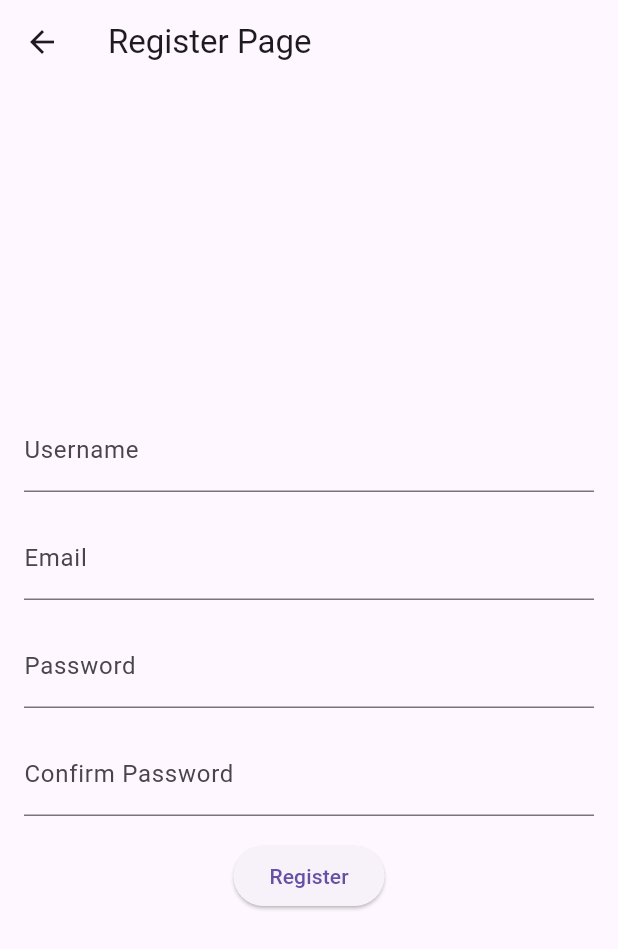
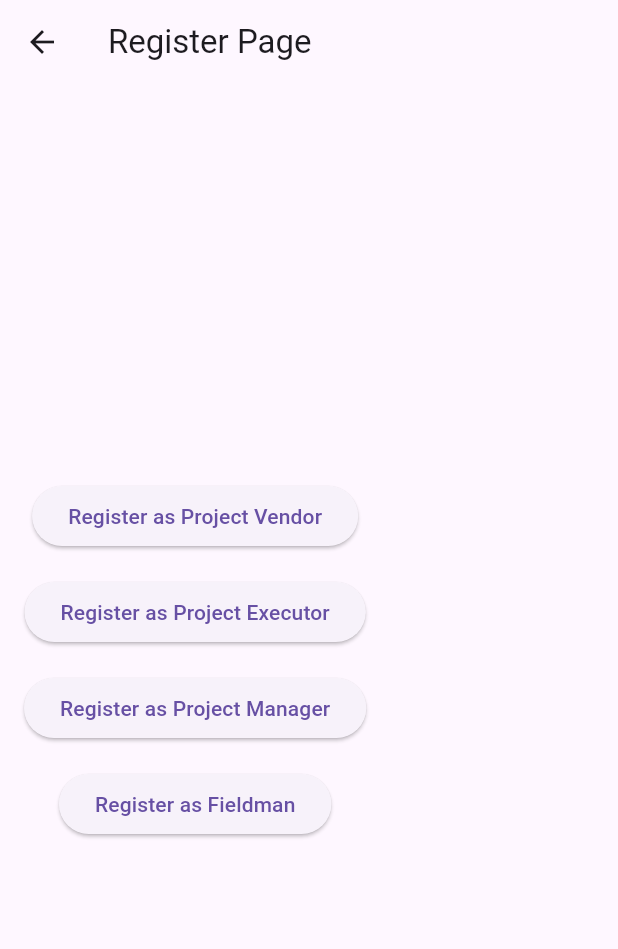
Before and after one commit to NgenoMark/IndraMapVendor, a Flutter app: the RegisterPage screen opened directly, on a phone screen of 412 x 824 dp. Shown: the top 949 px of the screen. Run offline on Flutter 3.47's test engine with Material 3 defaults, Android fonts, the phone set to English and light mode, and no system bars.

Commit message:
Modified the register page to allow registartion based on users

```diff
--- a/frontend/lib/pages/register_page.dart
+++ b/frontend/lib/pages/register_page.dart
@@ -1,75 +1,59 @@
 import 'package:flutter/material.dart';
-import 'login_page.dart';
+import 'project_vendor_register_page.dart';  // Import the registration pages for each user type
+import 'project_executor_register_page.dart';
+import 'project_manager_register_page.dart';
+import 'fieldman_register_page.dart';
 
-class RegisterPage extends StatefulWidget {
-  @override
-  _RegisterPageState createState() => _RegisterPageState();
-}
-
-class _RegisterPageState extends State<RegisterPage> {
-  final _formKey = GlobalKey<FormState>();
-  final TextEditingController _usernameController = TextEditingController();
-  final TextEditingController _emailController = TextEditingController();
-  final TextEditingController _passwordController = TextEditingController();
-  final TextEditingController _confirmPasswordController = TextEditingController();
-
-  void _register() {
-    if (_formKey.currentState?.validate() ?? false) {
-      ScaffoldMessenger.of(context).showSnackBar(SnackBar(content: Text('Registration successful')));
-      Navigator.pushReplacement(
-        context,
-        MaterialPageRoute(builder: (context) => LoginPage()),
-      );
-    }
-  }
-
+class RegisterPage extends StatelessWidget {
   @override
   Widget build(BuildContext context) {
     return Scaffold(
       appBar: AppBar(title: Text('Register Page')),
       body: Padding(
         padding: const EdgeInsets.all(16.0),
-        child: Form(
-          key: _formKey,
         child: Column(
           mainAxisAlignment: MainAxisAlignment.center,
           children: <Widget>[
-              TextFormField(
-                controller: _usernameController,
-                decoration: InputDecoration(labelText: 'Username'),
-                validator: (value) => value!.isEmpty ? 'Please enter a username' : null,
-              ),
-              SizedBox(height: 16),
-              TextFormField(
-                controller: _emailController,
-                decoration: InputDecoration(labelText: 'Email'),
-                validator: (value) => value!.isEmpty ? 'Please enter an email' : null,
-              ),
-              SizedBox(height: 16),
-              TextFormField(
-                controller: _passwordController,
-                obscureText: true,
-                decoration: InputDecoration(labelText: 'Password'),
-                validator: (value) => value!.isEmpty ? 'Please enter a password' : null,
-              ),
-              SizedBox(height: 16),
-              TextFormField(
-                controller: _confirmPasswordController,
-                obscureText: true,
-                decoration: InputDecoration(labelText: 'Confirm Password'),
-                validator: (value) {
-                  if (value!.isEmpty) return 'Please confirm your password';
-                  if (value != _passwordController.text) return 'Passwords do not match';
-                  return null;
+            ElevatedButton(
+              onPressed: () {
+                Navigator.push(
+                  context,
+                  MaterialPageRoute(builder: (context) => ProjectVendorRegisterPage()),
+                );
               },
+              child: Text('Register as Project Vendor'),
             ),
             SizedBox(height: 16),
             ElevatedButton(
-                onPressed: _register,
-                child: Text('Register'),
+              onPressed: () {
+                Navigator.push(
+                  context,
+                  MaterialPageRoute(builder: (context) => ProjectExecutorRegisterPage()),
+                );
+              },
+              child: Text('Register as Project Executor'),
+            ),
+            SizedBox(height: 16),
+            ElevatedButton(
+              onPressed: () {
+                Navigator.push(
+                  context,
+                  MaterialPageRoute(builder: (context) => ProjectManagerRegisterPage()),
+                );
+              },
+              child: Text('Register as Project Manager'),
+            ),
+            SizedBox(height: 16),
+            ElevatedButton(
+              onPressed: () {
+                Navigator.push(
+                  context,
+                  MaterialPageRoute(builder: (context) => FieldmanRegisterPage()),
+                );
+              },
+              child: Text('Register as Fieldman'),
             ),
           ],
-          ),
         ),
       ),
     );
```
Lines whose indentation alone changed are shown as unchanged.
